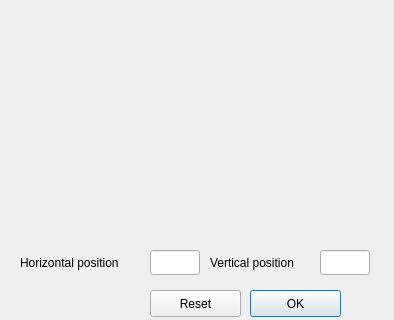
Above: pteid-mw-pt/_src/eidmw/eidgui/FreeSelectionDialog.ui from amagovpt/autenticacao.gov before the change; both pictures show x 0 to 394 and y 210 to 530 of the 394 by 530 pixel window. Below: the same form after it.
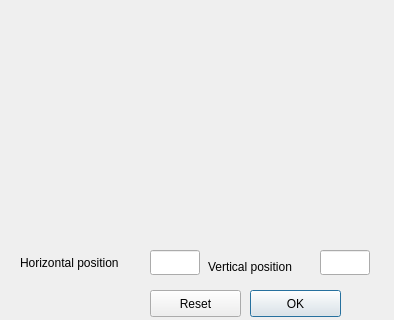
That is the form after the change.

Commit message: Show coordinates in mm in both dialogs

Patch:
```diff
--- a/pteid-mw-pt/_src/eidmw/eidgui/FreeSelectionDialog.ui
+++ b/pteid-mw-pt/_src/eidmw/eidgui/FreeSelectionDialog.ui
@@ -38,8 +38,8 @@
     <rect>
      <x>40</x>
      <y>10</y>
-     <width>320</width>
-     <height>445</height>
+     <width>340</width>
+     <height>465</height>
     </rect>
    </property>
   </widget>
@@ -59,8 +59,8 @@
   <widget class="QLabel" name="label_2">
    <property name="geometry">
     <rect>
-     <x>210</x>
-     <y>465</y>
+     <x>208</x>
+     <y>469</y>
      <width>101</width>
      <height>16</height>
     </rect>
```
The commit also changes 6 other files.
